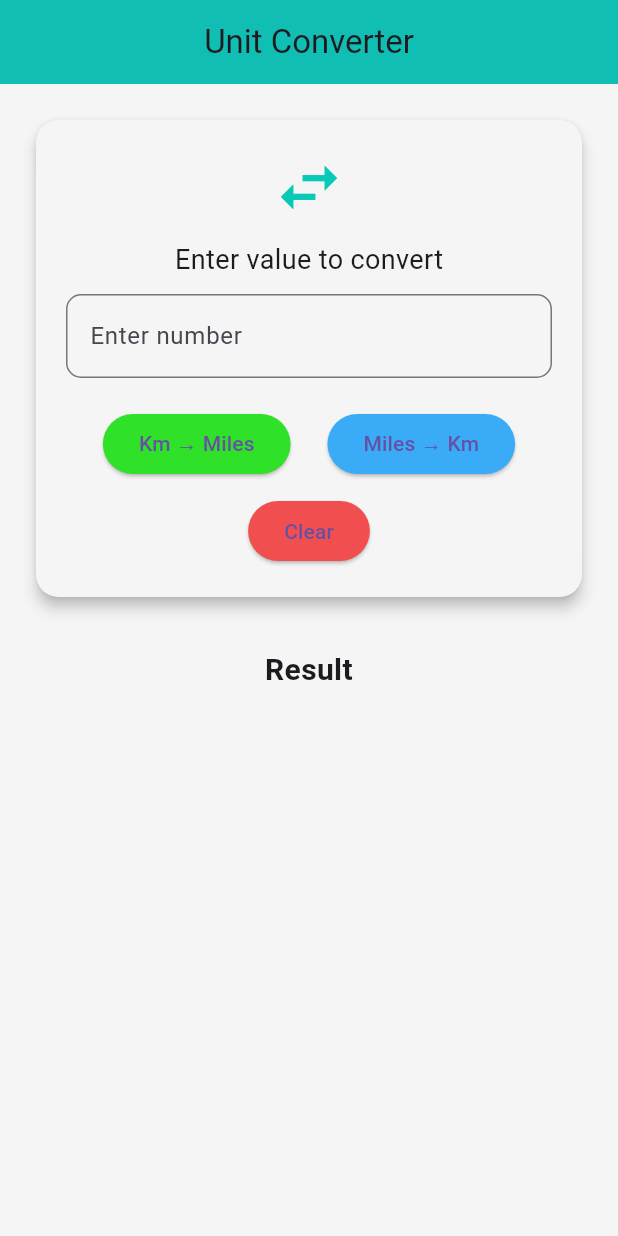
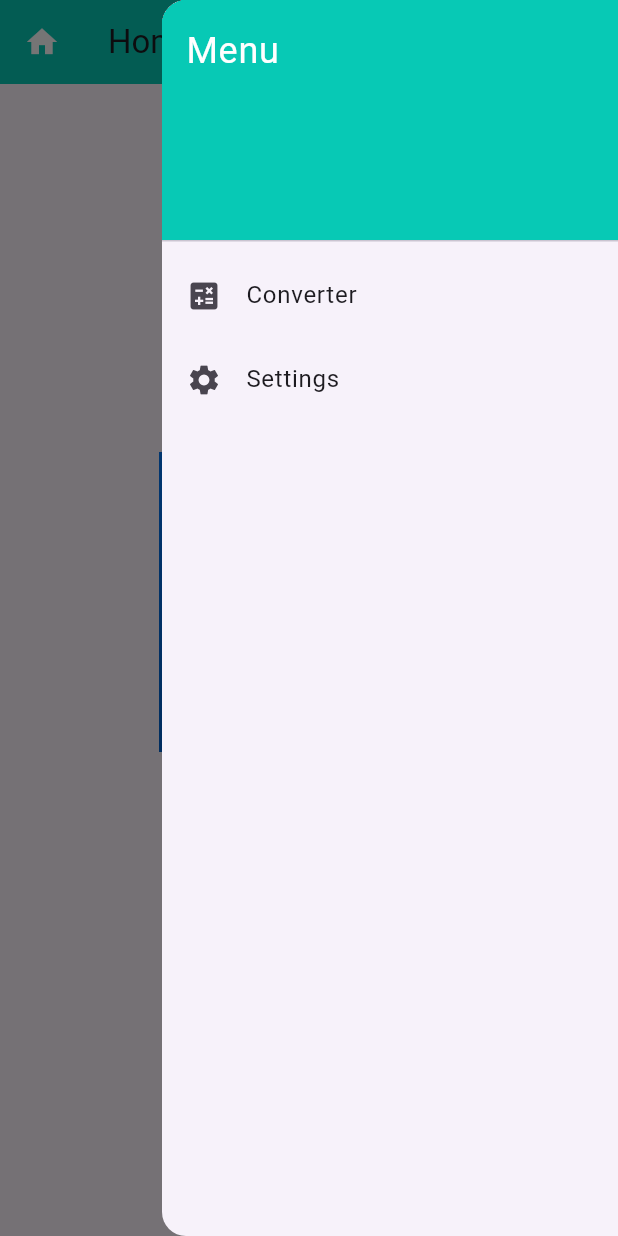
Before and after one commit to tasmia-munira/Assignment-4-CSE-3212-, a Flutter app: the screen it shows after launch, with the side drawer open (before the commit the screen has no drawer), on a phone screen of 412 x 824 dp. Run offline on Flutter 3.47's test engine with Material 3 defaults, Android fonts, the phone set to English and light mode, and no system bars.

Commit message:
completed homepage

```diff
--- /dev/null
+++ b/lib/homepage.dart
@@ -0,0 +1,86 @@
+import 'package:flutter/material.dart';
+import 'converter_page.dart';
+
+class HomePage extends StatelessWidget {
+  @override
+  Widget build(BuildContext context) {
+    return Scaffold(
+      appBar: AppBar(
+        leading: Icon(Icons.home, color: Colors.white),
+        title: Text("Home Page"),
+        backgroundColor: const Color.fromARGB(255, 7, 201, 181),
+        actions: [
+          IconButton(
+            icon: Icon(Icons.person),
+            onPressed: () {
+              ScaffoldMessenger.of(context).showSnackBar(
+                SnackBar(content: Text("Profile icon tapped")),
+              );
+            },
+          ),
+          Builder(
+            builder: (context) => IconButton(
+              icon: Icon(Icons.menu),
+              onPressed: () {
+                Scaffold.of(context).openEndDrawer();
+              },
+            ),
+          ),
+        ],
+      ),
+      endDrawer: Drawer(
+        child: ListView(
+          padding: EdgeInsets.zero,
+          children: [
+            DrawerHeader(
+              decoration: BoxDecoration(color: const Color.fromARGB(255, 7, 201, 181)),
+              child: Text('Menu', style: TextStyle(color: Colors.white, fontSize: 24)),
+            ),
+            ListTile(
+              leading: Icon(Icons.calculate),
+              title: Text('Converter'),
+              onTap: () {
+                Navigator.push(context, MaterialPageRoute(builder: (_) => ConverterPage()));
+              },
+            ),
+            ListTile(
+              leading: Icon(Icons.settings),
+              title: Text('Settings'),
+              onTap: () {
+                Navigator.pop(context);
+              },
+            ),
+          ],
+        ),
+      ),
+      body: Center(
+        child: Padding(
+          padding: const EdgeInsets.all(20.0),
+          child: Column(
+            mainAxisAlignment: MainAxisAlignment.center,
+            children: [
+              Image.asset('assets/images/converter_image.jpg',
+                height: 200,
+              ),
+              SizedBox(height: 30),
+              ElevatedButton.icon(
+                onPressed: () {
+                  Navigator.push(
+                    context,
+                    MaterialPageRoute(builder: (context) => ConverterPage()),
+                  );
+                },
+                icon: Icon(Icons.swap_horiz),
+                label: Text("Go to Converter"),
+                style: ElevatedButton.styleFrom(
+                  backgroundColor: const Color.fromARGB(255, 7, 201, 181),
+                  padding: EdgeInsets.symmetric(horizontal: 20, vertical: 12),
+                ),
+              ),
+            ],
+          ),
+        ),
+      ),
+    );
+  }
+}
--- a/lib/main.dart
+++ b/lib/main.dart
@@ -1,5 +1,5 @@
 import 'package:flutter/material.dart';
-import 'converter_page.dart';
+import 'homepage.dart';
 
 void main() {
   runApp(MyConverterApp());
@@ -10,7 +10,7 @@ class MyConverterApp extends StatelessWidget {
   Widget build(BuildContext context) {
     return MaterialApp(
       title: 'Unit Converter',
-      home: ConverterPage(),
+      home: HomePage(),
       debugShowCheckedModeBanner: false,
     );
   }
--- a/pubspec.yaml
+++ b/pubspec.yaml
@@ -58,7 +58,8 @@ flutter:
   uses-material-design: true
 
   # To add assets to your application, add an assets section, like this:
-  # assets:
+  assets:
+    - assets/images/converter_image.jpg
   #   - images/a_dot_burr.jpeg
   #   - images/a_dot_ham.jpeg
 
```
Also changed, not shown: assets/images/converter_image.jpg (added).
